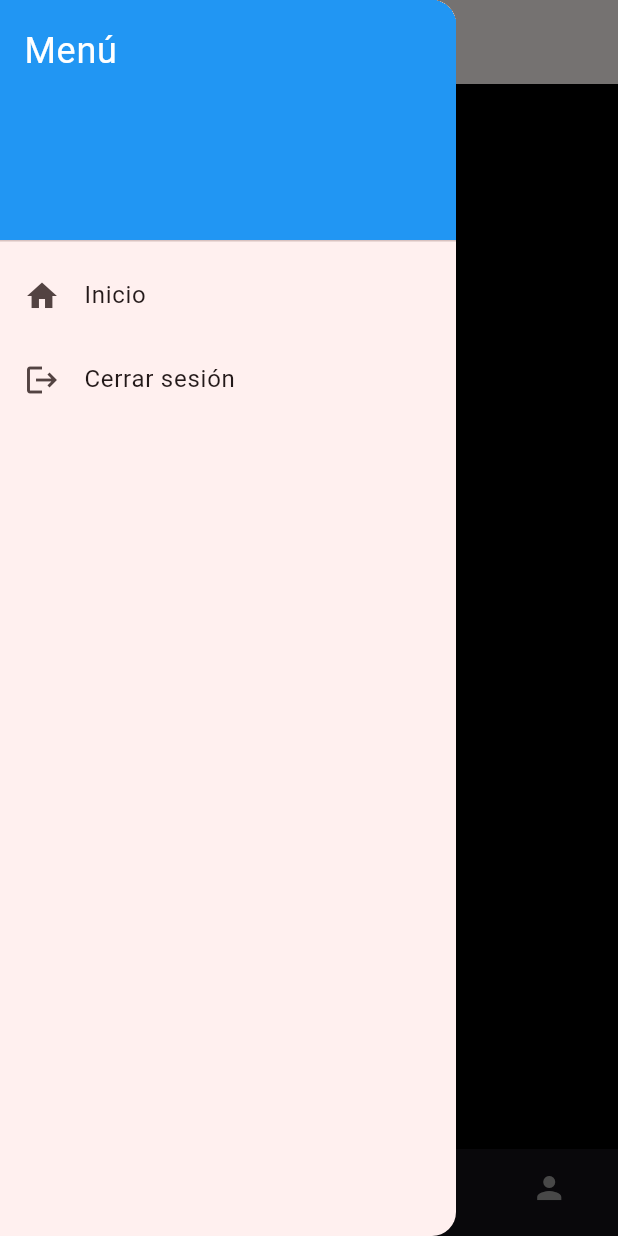
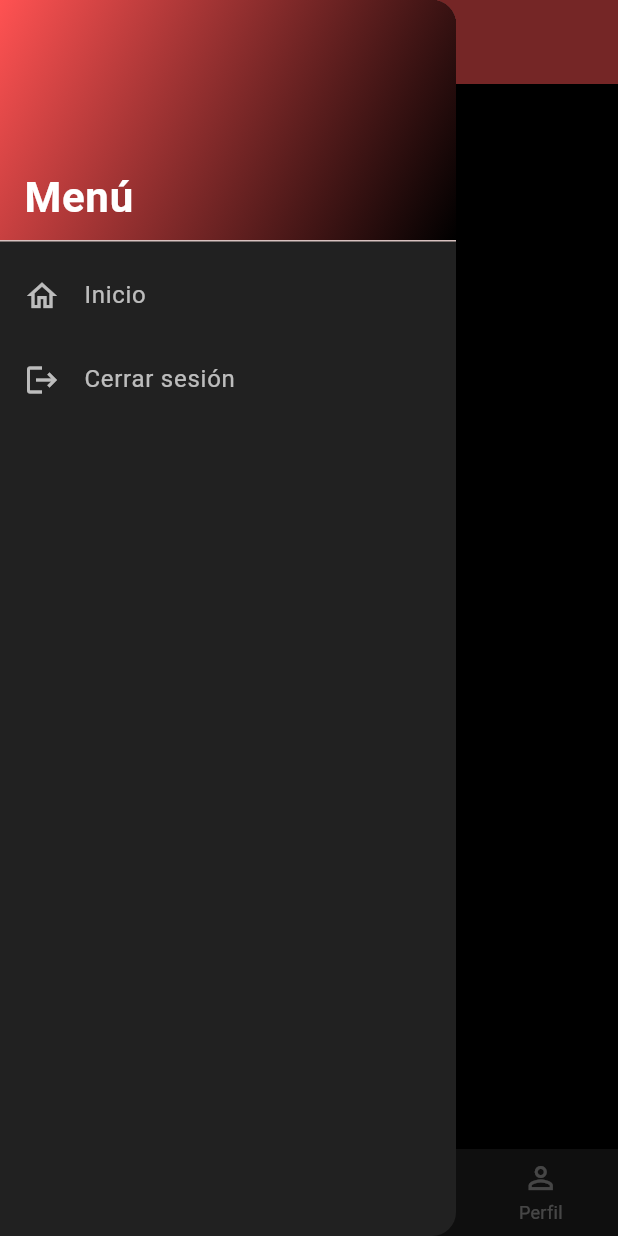
Before and after one commit to Isaac-TC/Taller1Moviles3, a Flutter app: the HomeScreen screen opened by its route, item 2 of the bottom bar chosen, with the side drawer open, on a phone screen of 412 x 824 dp. Run offline on Flutter 3.47's test engine with Material 3 defaults, Android fonts, the phone set to English and light mode, and no system bars; our stand-ins replace chewie, firebase_auth, firebase_core, firebase_database, image_picker, supabase_flutter and 3 more; accounts and stored records are empty; network calls fail.

Commit message:
estilos , y homolacion

```diff
--- a/taller_01/lib/screens/homeScreen.dart
+++ b/taller_01/lib/screens/homeScreen.dart
@@ -1,11 +1,11 @@
 import 'package:flutter/material.dart';
 import 'package:firebase_auth/firebase_auth.dart';
+
+// SUS PANTALLAS --------------------------------------------------------------
 import 'package:taller_01/screens/BuscarScreen.dart';
 import 'package:taller_01/screens/FiltroScreen.dart';
 import 'package:taller_01/screens/PeliculaSceen.dart';
 import 'package:taller_01/screens/perfilScreen.dart';
-
-
 
 class HomeScreen extends StatefulWidget {
   const HomeScreen({super.key});
@@ -17,74 +17,106 @@ class HomeScreen extends StatefulWidget {
 class _HomeScreenState extends State<HomeScreen> {
   int indice = 0;
 
-  final List<Widget> paginas = [
-    const PeliculasMirar(),
-    const BuscarPelicula(),
-    const FiltroPelicula(),
-    const PerfilUser(),
+  final List<Widget> paginas = const [
+    PeliculasMirar(),
+    BuscarPelicula(),
+    FiltroPelicula(),
+    PerfilUser(),
   ];
 
-  void _logout(BuildContext context) async {
+  Future<void> _logout(BuildContext context) async {
     await FirebaseAuth.instance.signOut();
-    Navigator.pushReplacementNamed(context, '/'); // redirige al login
+    if (mounted) {
+      Navigator.pushReplacementNamed(context, '/'); // redirige al login
+    }
   }
 
   @override
   Widget build(BuildContext context) {
     return Scaffold(
-      appBar: AppBar(title: const Text('Inicio')),
+      // ─────────── APP BAR ───────────
+      appBar: AppBar(
+        title: const Text('Inicio'),
+        backgroundColor: Colors.redAccent,
+        elevation: 0,
+      ),
+
+      // ─────────── DRAWER ───────────
       drawer: Drawer(
+        backgroundColor: Colors.grey[900],
         child: ListView(
+          padding: EdgeInsets.zero,
           children: [
             const DrawerHeader(
-              decoration: BoxDecoration(color: Colors.blue),
-              child: Text('Menú', style: TextStyle(color: Colors.white, fontSize: 24)),
+              decoration: BoxDecoration(
+                gradient: LinearGradient(
+                  colors: [Colors.redAccent, Colors.black],
+                  begin: Alignment.topLeft,
+                  end: Alignment.bottomRight,
+                ),
+              ),
+              child: Align(
+                alignment: Alignment.bottomLeft,
+                child: Text(
+                  'Menú',
+                  style: TextStyle(
+                    color: Colors.white,
+                    fontSize: 28,
+                    fontWeight: FontWeight.bold,
+                  ),
+                ),
+              ),
             ),
             ListTile(
-              leading: const Icon(Icons.home),
-              title: const Text('Inicio'),
-              onTap: () => Navigator.pop(context),
+              leading: const Icon(Icons.home_outlined, color: Colors.white70),
+              title: const Text('Inicio',
+                  style: TextStyle(color: Colors.white70)),
+              onTap: () {
+                Navigator.pop(context);
+                setState(() => indice = 0);
+              },
             ),
             ListTile(
-              leading: const Icon(Icons.logout),
-              title: const Text('Cerrar sesión'),
+              leading: const Icon(Icons.logout, color: Colors.white70),
+              title: const Text('Cerrar sesión',
+                  style: TextStyle(color: Colors.white70)),
               onTap: () => _logout(context),
             ),
           ],
         ),
       ),
-      body: IndexedStack(
-        index: indice,
-        children: paginas,
-      ),
+
+      // ─────────── CUERPO ───────────
+      body: IndexedStack(index: indice, children: paginas),
+
+      // ─────────── BOTTOM BAR ───────────
       bottomNavigationBar: BottomNavigationBar(
         currentIndex: indice,
-        onTap: (value) {
-          setState(() {
-            indice = value;
-          });
-        },
-        selectedItemColor: const Color.fromRGBO(255, 3, 3, 1),
-        unselectedItemColor: Colors.grey,
+        onTap: (i) => setState(() => indice = i),
+        backgroundColor: Colors.grey[900],
+        selectedItemColor: Colors.redAccent,
+        unselectedItemColor: Colors.white54,
+        type: BottomNavigationBarType.fixed,
         items: const [
           BottomNavigationBarItem(
             icon: Icon(Icons.local_movies_outlined),
-            label: "Películas",
+            label: 'Películas',
           ),
           BottomNavigationBarItem(
             icon: Icon(Icons.search),
-            label: "Buscar",
+            label: 'Buscar',
           ),
           BottomNavigationBarItem(
-            icon: Icon(Icons.book),
-            label: "Guardado",
+            icon: Icon(Icons.bookmark_outline),
+            label: 'Guardado',
           ),
           BottomNavigationBarItem(
-            icon: Icon(Icons.person),
-            label: "Perfil",
+            icon: Icon(Icons.person_outline),
+            label: 'Perfil',
           ),
         ],
       ),
+      backgroundColor: Colors.black,
     );
   }
 }
--- a/taller_01/lib/screens/loginScreen.dart
+++ b/taller_01/lib/screens/loginScreen.dart
@@ -13,7 +13,7 @@ class _LoginScreenState extends State<LoginScreen> {
   final passwordController = TextEditingController();
   final _focusEmail = FocusNode();
 
-  // controla el AnimatedSwitcher
+
   bool _showBrand = false;
 
   @override
```
Also changed, not shown: taller_01/lib/screens/ver_pelicula.dart (+48 -16 lines), taller_01/pubspec.yaml (+7 -5 lines), taller_01/pubspec.lock, 1 other file.
